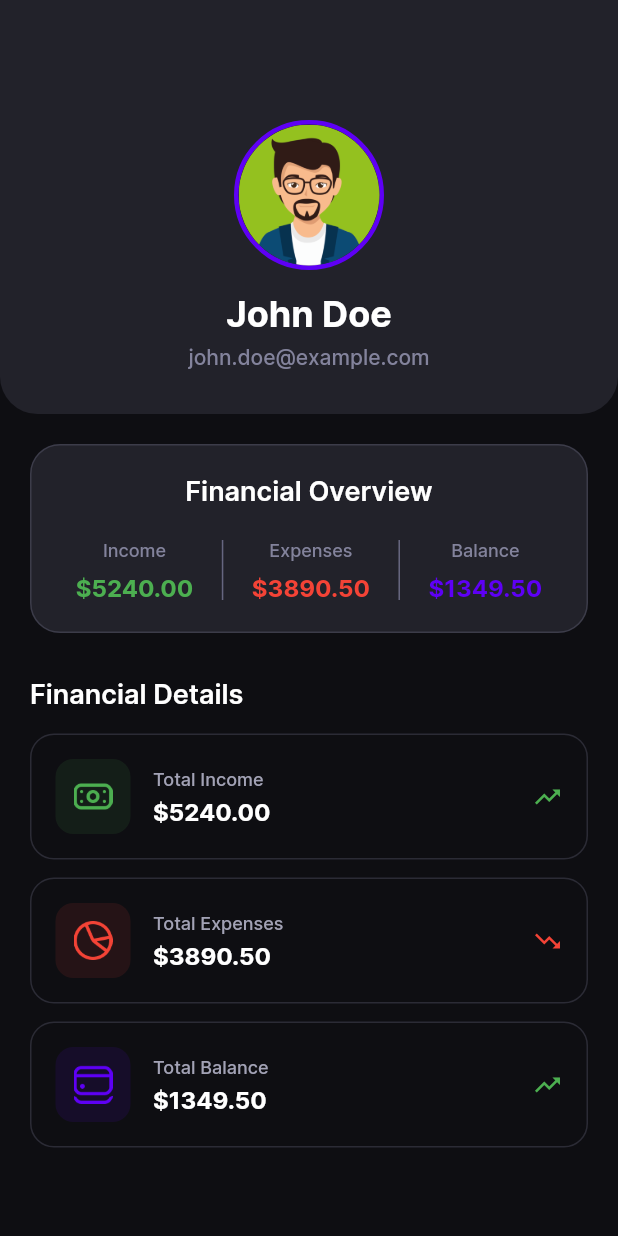
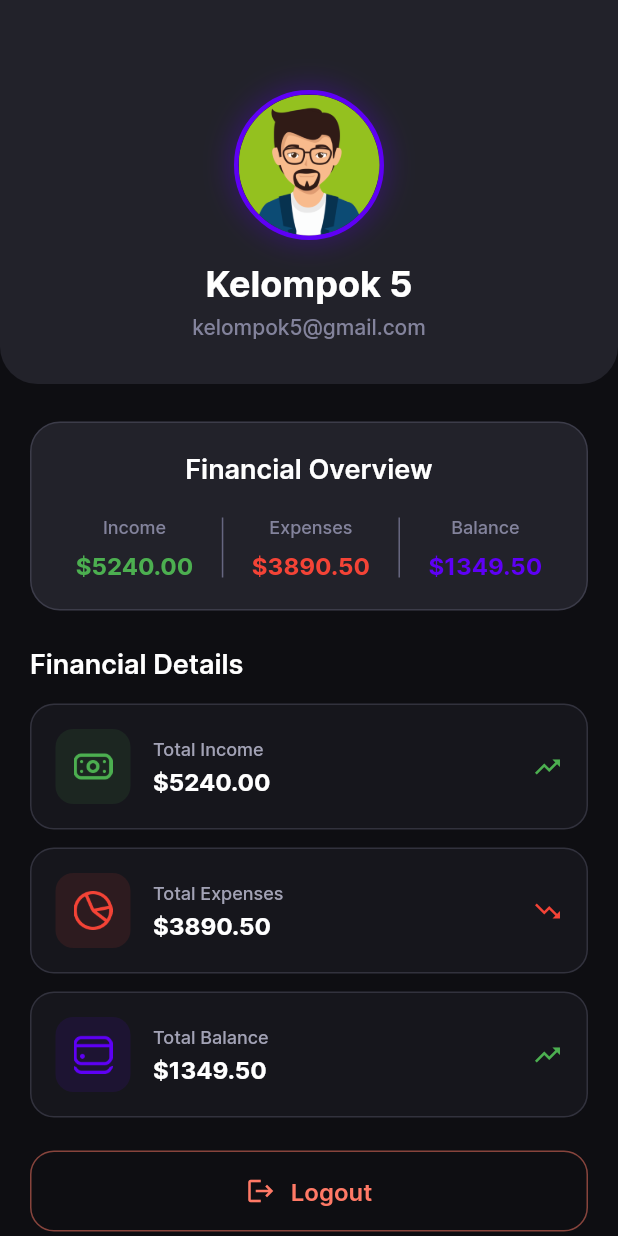
Before and after one commit to AryoBaskoro/monexa, a Flutter app: the ProfileView screen opened directly, on a phone screen of 412 x 824 dp. Run offline on Flutter 3.47's test engine with Material 3 defaults, Android fonts, the light colour scheme and no system bars; our stand-ins replace google_nav_bar, scrollable_positioned_list, shared_preferences; accounts and stored records are empty.

Commit message:
update profile ui

```diff
--- a/lib/view/profile/profile_view.dart
+++ b/lib/view/profile/profile_view.dart
@@ -1,5 +1,7 @@
 import 'package:flutter/material.dart';
 import 'package:monexa_app/common/color_extension.dart';
+import 'package:monexa_app/view/login/sign_in_view.dart';
+import 'package:monexa_app/widgets/animated_entry.dart'; // <-- Menggunakan widget Anda
 
 class ProfileView extends StatefulWidget {
   const ProfileView({super.key});
@@ -8,11 +10,13 @@ class ProfileView extends StatefulWidget {
   State<ProfileView> createState() => _ProfileViewState();
 }
 
-class _ProfileViewState extends State<ProfileView> {
+class _ProfileViewState extends State<ProfileView> with TickerProviderStateMixin {
+  late AnimationController _animationController;
+
   // Mock user data
   final Map<String, dynamic> userData = {
-    "name": "John Doe",
-    "email": "john.doe@example.com",
+    "name": "Kelompok 5",
+    "email": "kelompok5@gmail.com",
     "avatar": "assets/img/u1.png",
     "totalIncome": 5240.00,
     "totalExpenses": 3890.50,
@@ -20,42 +24,60 @@ class _ProfileViewState extends State<ProfileView> {
   };
 
   final List<Map<String, dynamic>> financialStats = [
-    {
-      "title": "Total Income",
-      "amount": 5240.00,
-      "icon": "assets/img/money.png",
-      "color": Colors.green,
-      "isPositive": true,
-    },
-    {
-      "title": "Total Expenses",
-      "amount": 3890.50,
-      "icon": "assets/img/chart.png",
-      "color": Colors.red,
-      "isPositive": false,
-    },
-    {
-      "title": "Total Balance",
-      "amount": 1349.50,
-      "icon": "assets/img/creditcards.png",
-      "color": TColor.primary,
-      "isPositive": true,
-    },
+    {"title": "Total Income", "amount": 5240.00, "icon": "assets/img/money.png", "color": Colors.green, "isPositive": true},
+    {"title": "Total Expenses", "amount": 3890.50, "icon": "assets/img/chart.png", "color": Colors.red, "isPositive": false},
+    {"title": "Total Balance", "amount": 1349.50, "icon": "assets/img/creditcards.png", "color": TColor.primary, "isPositive": true},
   ];
 
   @override
+  void initState() {
+    super.initState();
+    _animationController = AnimationController(
+      vsync: this,
+      duration: const Duration(milliseconds: 1000),
+    );
+    _animationController.forward();
+  }
+
+  @override
+  void dispose() {
+    _animationController.dispose();
+    super.dispose();
+  }
+
+  @override
   Widget build(BuildContext context) {
-    var media = MediaQuery.sizeOf(context);
+    var media = MediaQuery.of(context).size;
     return Scaffold(
       backgroundColor: TColor.gray,
       body: SingleChildScrollView(
+        physics: const BouncingScrollPhysics(),
         child: Column(
           children: [
-            _buildProfileHeader(media),
-            const SizedBox(height: 20),
-            _buildFinancialSummary(),
+            AnimatedEntry( // <-- Penggunaan widget Anda
+              index: 0,
+              controller: _animationController,
+              child: _buildProfileHeader(media),
+            ),
+            const SizedBox(height: 25),
+            AnimatedEntry( // <-- Penggunaan widget Anda
+              index: 1,
+              controller: _animationController,
+              child: _buildFinancialSummary(),
+            ),
+            const SizedBox(height: 25),
+            AnimatedEntry( // <-- Penggunaan widget Anda
+              index: 2,
+              controller: _animationController,
+              child: _buildFinancialStats(),
+            ),
+            const SizedBox(height: 10),
+            AnimatedEntry( // <-- Penggunaan widget Anda
+              index: 3,
+              controller: _animationController,
+              child: _buildLogoutButton(),
+            ),
             const SizedBox(height: 30),
-            _buildFinancialStats(),
           ],
         ),
       ),
@@ -65,7 +87,7 @@ class _ProfileViewState extends State<ProfileView> {
   Widget _buildProfileHeader(Size media) {
     return Container(
       width: double.infinity,
-      padding: const EdgeInsets.only(top: 60, bottom: 30),
+      padding: const EdgeInsets.only(top: 40, bottom: 30),
       decoration: BoxDecoration(
         color: TColor.gray70.withOpacity(0.5),
         borderRadius: const BorderRadius.only(
@@ -76,42 +98,33 @@ class _ProfileViewState extends State<ProfileView> {
       child: Column(
         children: [
           const SizedBox(height: 20),
-          Container(
+          _SubtleAnimatedEntry(
+            delay: 100,
+            child: Container(
               width: 100,
               height: 100,
               decoration: BoxDecoration(
                 shape: BoxShape.circle,
                 border: Border.all(color: TColor.primary, width: 3),
+                boxShadow: [
+                  BoxShadow(color: TColor.primary.withOpacity(0.3), blurRadius: 15, spreadRadius: 2)
+                ]
               ),
               child: ClipRRect(
                 borderRadius: BorderRadius.circular(50),
-              child: Image.asset(
-                userData["avatar"],
-                width: 100,
-                height: 100,
-                fit: BoxFit.cover,
+                child: Image.asset(userData["avatar"], width: 100, height: 100, fit: BoxFit.cover),
               ),
             ),
           ),
           const SizedBox(height: 15),
-          // User Name
-          Text(
-            userData["name"],
-            style: TextStyle(
-              color: TColor.white,
-              fontSize: 24,
-              fontWeight: FontWeight.w700,
-            ),
+          _SubtleAnimatedEntry(
+            delay: 200,
+            child: Text(userData["name"], style: TextStyle(color: TColor.white, fontSize: 24, fontWeight: FontWeight.w700)),
           ),
           const SizedBox(height: 5),
-          // User Email
-          Text(
-            userData["email"],
-            style: TextStyle(
-              color: TColor.gray40,
-              fontSize: 14,
-              fontWeight: FontWeight.w500,
-            ),
+          _SubtleAnimatedEntry(
+            delay: 300,
+            child: Text(userData["email"], style: TextStyle(color: TColor.gray40, fontSize: 14, fontWeight: FontWeight.w500)),
           ),
         ],
       ),
@@ -126,20 +139,11 @@ class _ProfileViewState extends State<ProfileView> {
         decoration: BoxDecoration(
           color: TColor.gray70.withOpacity(0.5),
           borderRadius: BorderRadius.circular(20),
-          border: Border.all(
-            color: TColor.border.withOpacity(0.15),
-          ),
+          border: Border.all(color: TColor.border.withOpacity(0.15)),
         ),
         child: Column(
           children: [
-            Text(
-              "Financial Overview",
-              style: TextStyle(
-                color: TColor.white,
-                fontSize: 18,
-                fontWeight: FontWeight.w600,
-              ),
-            ),
+            Text("Financial Overview", style: TextStyle(color: TColor.white, fontSize: 18, fontWeight: FontWeight.w600)),
             const SizedBox(height: 20),
             Row(
               mainAxisAlignment: MainAxisAlignment.spaceAround,
@@ -160,23 +164,9 @@ class _ProfileViewState extends State<ProfileView> {
   Widget _buildSummaryItem(String title, double amount, Color color) {
     return Column(
       children: [
-        Text(
-          title,
-          style: TextStyle(
-            color: TColor.gray40,
-            fontSize: 12,
-            fontWeight: FontWeight.w500,
-          ),
-        ),
+        Text(title, style: TextStyle(color: TColor.gray40, fontSize: 12, fontWeight: FontWeight.w500)),
         const SizedBox(height: 8),
-        Text(
-          "\$${amount.toStringAsFixed(2)}",
-          style: TextStyle(
-            color: color,
-            fontSize: 16,
-            fontWeight: FontWeight.w700,
-          ),
-        ),
+        Text("\$${amount.toStringAsFixed(2)}", style: TextStyle(color: color, fontSize: 16, fontWeight: FontWeight.w700)),
       ],
     );
   }
@@ -187,14 +177,7 @@ class _ProfileViewState extends State<ProfileView> {
       child: Column(
         crossAxisAlignment: CrossAxisAlignment.start,
         children: [
-          Text(
-            "Financial Details",
-            style: TextStyle(
-              color: TColor.white,
-              fontSize: 18,
-              fontWeight: FontWeight.w600,
-            ),
-          ),
+          Text("Financial Details", style: TextStyle(color: TColor.white, fontSize: 18, fontWeight: FontWeight.w600)),
           const SizedBox(height: 15),
           ...financialStats.map((stat) => _buildStatCard(stat)).toList(),
         ],
@@ -207,10 +190,9 @@ class _ProfileViewState extends State<ProfileView> {
       margin: const EdgeInsets.only(bottom: 12),
       padding: const EdgeInsets.all(16),
       decoration: BoxDecoration(
-        border: Border.all(
-          color: TColor.border.withOpacity(0.15),
-        ),
+        border: Border.all(color: TColor.border.withOpacity(0.15)),
         borderRadius: BorderRadius.circular(16),
+        color: TColor.gray70.withOpacity(0.2),
       ),
       child: Row(
         children: [
@@ -218,47 +200,80 @@ class _ProfileViewState extends State<ProfileView> {
             width: 50,
             height: 50,
             padding: const EdgeInsets.all(12),
-            decoration: BoxDecoration(
-              color: stat["color"].withOpacity(0.1),
-              borderRadius: BorderRadius.circular(12),
-            ),
-            child: Image.asset(
-              stat["icon"],
-              color: stat["color"],
-            ),
+            decoration: BoxDecoration(color: stat["color"].withOpacity(0.1), borderRadius: BorderRadius.circular(12)),
+            child: Image.asset(stat["icon"], color: stat["color"]),
           ),
           const SizedBox(width: 15),
           Expanded(
             child: Column(
               crossAxisAlignment: CrossAxisAlignment.start,
               children: [
-                Text(
-                  stat["title"],
-                  style: TextStyle(
-                    color: TColor.gray30,
-                    fontSize: 12,
-                    fontWeight: FontWeight.w500,
-                  ),
-                ),
+                Text(stat["title"], style: TextStyle(color: TColor.gray30, fontSize: 12, fontWeight: FontWeight.w500)),
                 const SizedBox(height: 4),
-                Text(
-                  "\$${stat["amount"].toStringAsFixed(2)}",
-                  style: TextStyle(
-                    color: TColor.white,
-                    fontSize: 16,
-                    fontWeight: FontWeight.w700,
-                  ),
-                ),
+                Text("\$${stat["amount"].toStringAsFixed(2)}", style: TextStyle(color: TColor.white, fontSize: 16, fontWeight: FontWeight.w700)),
               ],
             ),
           ),
-          Icon(
-            stat["isPositive"] ? Icons.trending_up : Icons.trending_down,
-            color: stat["isPositive"] ? Colors.green : Colors.red,
-            size: 20,
-          ),
+          Icon(stat["isPositive"] ? Icons.trending_up : Icons.trending_down, color: stat["isPositive"] ? Colors.green : Colors.red, size: 20),
         ],
       ),
     );
   }
+
+  Widget _buildLogoutButton() {
+    return Padding(
+      padding: const EdgeInsets.symmetric(horizontal: 20),
+      child: InkWell(
+        onTap: () {
+          ScaffoldMessenger.of(context).showSnackBar(
+            SnackBar(content: const Text("Logout Success!"), backgroundColor: TColor.secondary),
+          );
+          Navigator.push(context,
+            MaterialPageRoute(
+              builder: (context) => const SignInView(),
+            ),
+          );
+        },
+        borderRadius: BorderRadius.circular(16),
+        child: Container(
+          padding: const EdgeInsets.all(16),
+          decoration: BoxDecoration(border: Border.all(color: TColor.secondary.withOpacity(0.5)), borderRadius: BorderRadius.circular(16)),
+          child: Row(
+            mainAxisAlignment: MainAxisAlignment.center,
+            children: [
+              Icon(Icons.logout, color: TColor.secondary, size: 20),
+              const SizedBox(width: 10),
+              Text("Logout", style: TextStyle(color: TColor.secondary, fontSize: 16, fontWeight: FontWeight.w600)),
+            ],
+          ),
+        ),
+      ),
+    );
   }
+}
+
+// Helper widget for subtle nested animations (kept for better UI)
+class _SubtleAnimatedEntry extends StatelessWidget {
+  final int delay;
+  final Widget child;
+
+  const _SubtleAnimatedEntry({required this.delay, required this.child});
+
+  @override
+  Widget build(BuildContext context) {
+    return TweenAnimationBuilder<double>(
+      tween: Tween(begin: 0.0, end: 1.0),
+      duration: const Duration(milliseconds: 500),
+      curve: Curves.easeOut,
+      builder: (context, value, _) {
+        return Opacity(
+          opacity: value,
+          child: Transform.translate(
+            offset: Offset(0, (1 - value) * 10),
+            child: child,
+          ),
+        );
+      },
+    );
+  }
+}
--- a/lib/view/transaction/create_expense_view.dart
+++ b/lib/view/transaction/create_expense_view.dart
@@ -1,14 +1,12 @@
 import 'package:flutter/material.dart';
 import 'package:monexa_app/widgets/amount_input_field.dart';
 import 'package:monexa_app/widgets/animated_entry.dart';
-import 'package:monexa_app/widgets/checkbox_text.dart';
 import 'package:monexa_app/widgets/checkbox_text.dart';
 import 'package:monexa_app/widgets/custom_header.dart';
 import 'package:monexa_app/widgets/date_picker_field.dart';
 import 'package:monexa_app/widgets/divider_with_text.dart';
 import 'package:monexa_app/widgets/note_input_field.dart';
 import 'package:monexa_app/widgets/outlined_icon_button.dart';
-import 'package:monexa_app/widgets/primary_button.dart';
 import 'package:monexa_app/widgets/tertiary_button.dart';
 import '../../common/color_extension.dart';
 import 'dart:async';
```
Lines whose indentation alone changed are shown as unchanged.
